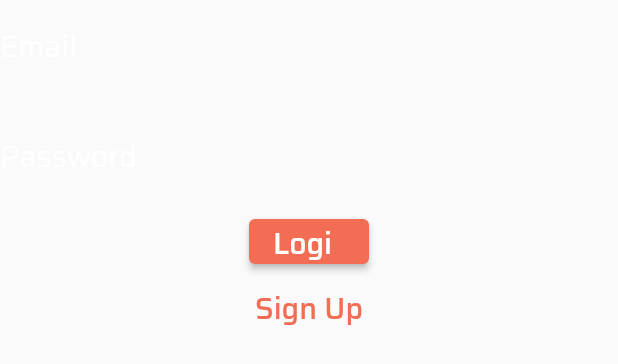
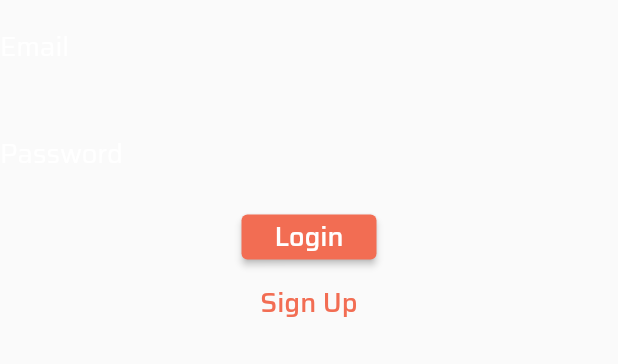
Before and after one commit to asas1313/money_calculator, a Flutter app: the LoginColumn widget shown alone on an empty page, opened directly, on a phone screen of 412 x 824 dp. Shown: the top 364 px of the screen. Run offline on Flutter 3.47's test engine with Material 2 defaults, Android fonts, the phone set to English and light mode, and no system bars; our stand-ins replace cloud_firestore, firebase_auth, firebase_core, firebase_storage, get, google_fonts and 3 more; missing offline and left inert: money_converter; accounts and stored records are empty; statements that could not run were skipped.

Commit message:
Login button in drawer on phone

```diff
--- a/lib/app/views/layout/menu/login_column.dart
+++ b/lib/app/views/layout/menu/login_column.dart
@@ -16,7 +16,7 @@ class LoginColumn extends GetWidget<AuthController> {
           decoration: InputDecoration(
             labelText: 'Email',
             border: InputBorder.none,
-            labelStyle: TextStyle(fontSize: 20, color: Colors.white),
+            labelStyle: TextStyle(fontSize: 18, color: Colors.white),
           ),
         ),
       ),
@@ -29,7 +29,7 @@ class LoginColumn extends GetWidget<AuthController> {
           decoration: InputDecoration(
             labelText: 'Password',
             border: InputBorder.none,
-            labelStyle: TextStyle(fontSize: 20, color: Colors.white),
+            labelStyle: TextStyle(fontSize: 18, color: Colors.white),
           ),
           onFieldSubmitted: (value) => controller.login(goToHome: true),
         ),
@@ -37,14 +37,14 @@ class LoginColumn extends GetWidget<AuthController> {
       SizedBox(height: 5),
       SizedBox(
         height: 30,
-        width: 80,
+        width: 90,
         child: ElevatedButton(
             onPressed: () {
               controller.login();
             },
             child: Text(
               'Login',
-              style: TextStyle(fontSize: 20, color: MAIN_BACKGROUND_COLOR),
+              style: TextStyle(fontSize: 18, color: MAIN_BACKGROUND_COLOR),
             )),
       ),
       SizedBox(height: 5),
@@ -54,7 +54,7 @@ class LoginColumn extends GetWidget<AuthController> {
           },
           child: Text(
             'Sign Up',
-            style: TextStyle(fontSize: 20),
+            style: TextStyle(fontSize: 18),
           )),
       SizedBox(height: 25),
     ]);
```
Also changed, not shown: 2 other files.
